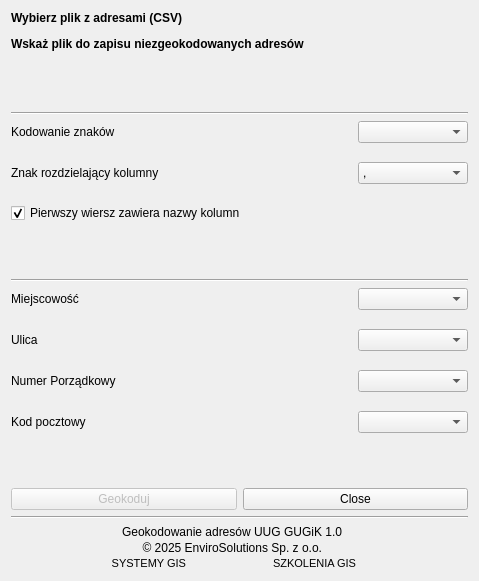
First picture: the form in geokodowanie_adresow_dialog_base.ui, repository envirosolutionspl/geokodowanie_adresow, before the edit.
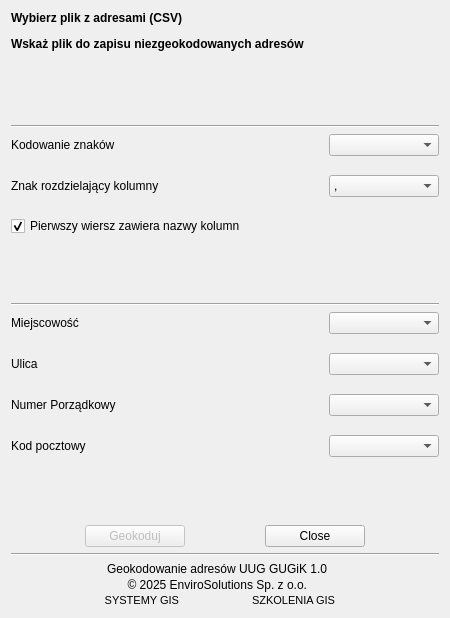
Second picture: the form after the edit. Icons and pictures are not drawn. Custom widgets are drawn as their Qt base class.

Commit message:
Ostateczne porpawki wyglądu  przycisków #38
Dodanie stałych szerokości przycisków oraz automatycznego rozszerzania się.

Diff of the .ui file:
```diff
--- a/geokodowanie_adresow_dialog_base.ui
+++ b/geokodowanie_adresow_dialog_base.ui
@@ -6,10 +6,16 @@
    <rect>
     <x>0</x>
     <y>0</y>
-    <width>479</width>
-    <height>581</height>
+    <width>450</width>
+    <height>618</height>
    </rect>
   </property>
+  <property name="sizePolicy">
+   <sizepolicy hsizetype="Fixed" vsizetype="Fixed">
+    <horstretch>0</horstretch>
+    <verstretch>0</verstretch>
+   </sizepolicy>
+  </property>
   <property name="windowTitle">
    <string>Geokodowanie Adresów</string>
   </property>
@@ -631,24 +637,83 @@
    </item>
    <item row="11" column="0">
     <layout class="QHBoxLayout" name="horizontalLayout_15">
+     <item>
+      <spacer name="horizontalSpacer">
+       <property name="orientation">
+        <enum>Qt::Horizontal</enum>
+       </property>
+       <property name="sizeType">
+        <enum>QSizePolicy::Expanding</enum>
+       </property>
+       <property name="sizeHint" stdset="0">
+        <size>
+         <width>40</width>
+         <height>20</height>
+        </size>
+       </property>
+      </spacer>
+     </item>
      <item>
       <widget class="QPushButton" name="btnGeokoduj">
        <property name="enabled">
         <bool>false</bool>
        </property>
+       <property name="sizePolicy">
+        <sizepolicy hsizetype="Fixed" vsizetype="Fixed">
+         <horstretch>100</horstretch>
+         <verstretch>0</verstretch>
+        </sizepolicy>
+       </property>
+       <property name="minimumSize">
+        <size>
+         <width>100</width>
+         <height>0</height>
+        </size>
+       </property>
+       <property name="maximumSize">
+        <size>
+         <width>100</width>
+         <height>16777215</height>
+        </size>
+       </property>
        <property name="text">
         <string>Geokoduj</string>
        </property>
       </widget>
      </item>
+     <item>
+      <spacer name="horizontalSpacer_9">
+       <property name="orientation">
+        <enum>Qt::Horizontal</enum>
+       </property>
+       <property name="sizeHint" stdset="0">
+        <size>
+         <width>40</width>
+         <height>20</height>
+        </size>
+       </property>
+      </spacer>
+     </item>
      <item>
       <widget class="QDialogButtonBox" name="button_box">
        <property name="sizePolicy">
-        <sizepolicy hsizetype="Minimum" vsizetype="Fixed">
-         <horstretch>0</horstretch>
+        <sizepolicy hsizetype="Fixed" vsizetype="Fixed">
+         <horstretch>100</horstretch>
          <verstretch>0</verstretch>
         </sizepolicy>
        </property>
+       <property name="minimumSize">
+        <size>
+         <width>100</width>
+         <height>0</height>
+        </size>
+       </property>
+       <property name="maximumSize">
+        <size>
+         <width>100</width>
+         <height>16777215</height>
+        </size>
+       </property>
        <property name="focusPolicy">
         <enum>Qt::StrongFocus</enum>
        </property>
@@ -663,6 +728,19 @@
        </property>
       </widget>
      </item>
+     <item>
+      <spacer name="horizontalSpacer_8">
+       <property name="orientation">
+        <enum>Qt::Horizontal</enum>
+       </property>
+       <property name="sizeHint" stdset="0">
+        <size>
+         <width>40</width>
+         <height>20</height>
+        </size>
+       </property>
+      </spacer>
+     </item>
     </layout>
    </item>
   </layout>
```
